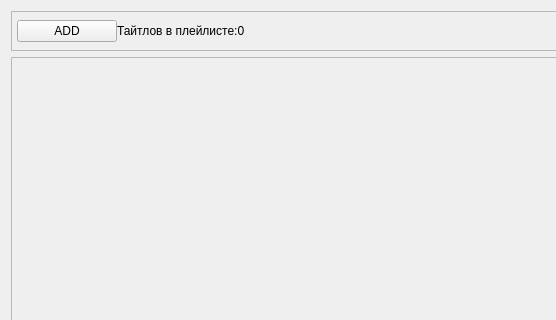
Kamikoto-sama/Kamis-Code, file Python/PlayListStore_4.0/GUI/New_Playlist.ui: the form before one commit; both pictures show x 0 to 556 and y 0 to 320 of the 807 by 518 pixel window.
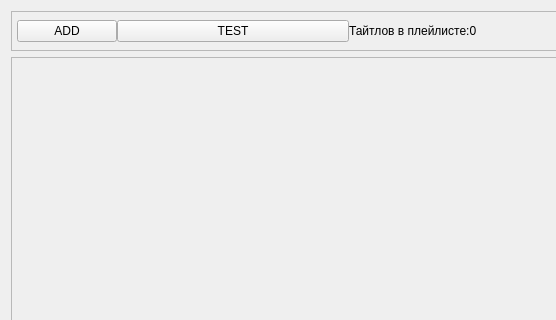
The form after the commit.

Diff of the .ui file:
```diff
--- a/Python/PlayListStore_4.0/GUI/New_Playlist.ui
+++ b/Python/PlayListStore_4.0/GUI/New_Playlist.ui
@@ -80,6 +80,13 @@
           </property>
          </widget>
         </item>
+        <item>
+         <widget class="QPushButton" name="test">
+          <property name="text">
+           <string>TEST</string>
+          </property>
+         </widget>
+        </item>
        </layout>
       </item>
       <item>
```
